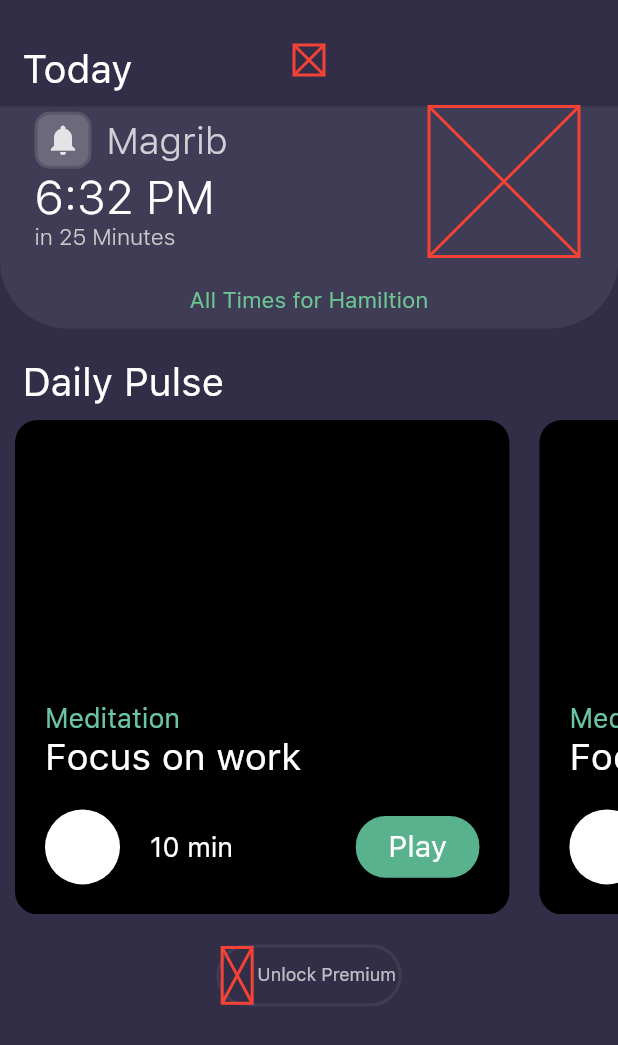
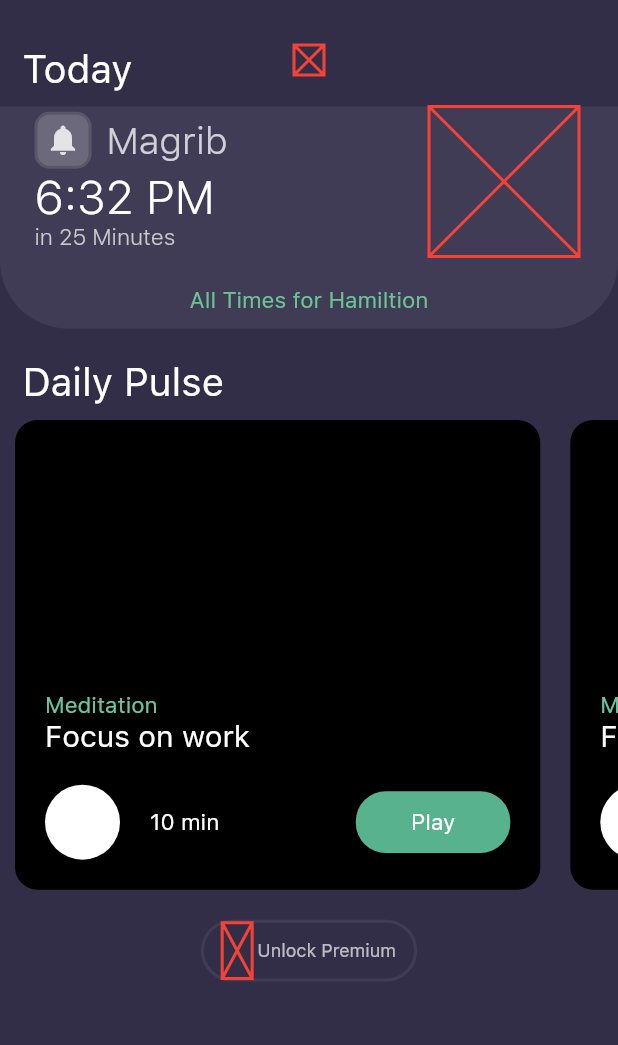
Before and after one commit to ramisadek/salmaApp_UI, a Flutter app: the screen it shows after launch, on a phone screen of 412 x 824 dp. Shown: the top 1045 px of the screen. Run offline on Flutter 3.47's test engine with Material 2 defaults, Android fonts, the phone set to English and light mode, and no system bars.

Commit message:
optimized for all devices

```diff
--- a/lib/Card/DailyPulse_card.dart
+++ b/lib/Card/DailyPulse_card.dart
@@ -3,25 +3,53 @@ import 'package:flutter/material.dart';
 class DailyPulseCard extends StatelessWidget {
   @override
   Widget build(BuildContext context) {
-    return LayoutBuilder(
-      builder: (context,con){
     return Container(
-          width: MediaQuery.of(context).size.width*0.8,
-          height: MediaQuery.of(context).size.height*0.4,
-          padding: EdgeInsets.only(left: 20,bottom: 20,right: 20),
+      width:
+      MediaQuery.of(context).size.width<600 && MediaQuery.of(context).orientation==Orientation.portrait ?
+                MediaQuery.of(context).size.width*0.85
+          : MediaQuery.of(context).size.width<1000 && MediaQuery.of(context).orientation==Orientation.landscape ?
+                MediaQuery.of(context).size.width*0.5
+          : MediaQuery.of(context).size.width>1000 && MediaQuery.of(context).orientation==Orientation.landscape ?
+                MediaQuery.of(context).size.width*0.3
+          : MediaQuery.of(context).size.width*0.7,
+      height:
+      MediaQuery.of(context).size.width<600 && MediaQuery.of(context).orientation==Orientation.portrait ?
+                MediaQuery.of(context).size.height*0.38
+          : MediaQuery.of(context).size.width<1000 && MediaQuery.of(context).orientation==Orientation.landscape ?
+                MediaQuery.of(context).size.height*0.5
+          : MediaQuery.of(context).size.width>1000 && MediaQuery.of(context).orientation==Orientation.landscape ?
+                MediaQuery.of(context).size.height*0.4
+          : MediaQuery.of(context).size.height*0.4,
+      padding: EdgeInsets.only(left: 20, bottom: 20, right: 20),
       margin: EdgeInsets.symmetric(horizontal: 10),
       decoration: BoxDecoration(
           color: Colors.black,
-              borderRadius: BorderRadius.all(Radius.circular(15))
-          ),
+          borderRadius: BorderRadius.all(Radius.circular(15))),
       child: Column(
         mainAxisAlignment: MainAxisAlignment.end,
         crossAxisAlignment: CrossAxisAlignment.start,
         children: <Widget>[
-              Padding(padding: EdgeInsets.only(top: MediaQuery.of(context).padding.top)),
-              Text("Meditation",style: Theme.of(context).textTheme.title.copyWith(fontSize: con.maxHeight >600 ? 18 : 12,color: Theme.of(context).hintColor,fontWeight: FontWeight.w500),textScaleFactor: 1,),
-              Text("Focus on work",style: Theme.of(context).textTheme.title.copyWith(fontWeight: FontWeight.w500,fontSize: con.maxHeight >600 ? 25 :  20),textScaleFactor: 1,),
-              Padding(padding: EdgeInsets.only(top: MediaQuery.of(context).padding.top+20)),
+          Padding(
+              padding:
+              EdgeInsets.only(top: MediaQuery.of(context).padding.top)),
+          Text(
+            "Meditation",
+            style: Theme.of(context).textTheme.title.copyWith(
+                fontSize: MediaQuery.of(context).size.height >1000 && MediaQuery.of(context).orientation==Orientation.portrait ? 20 : MediaQuery.of(context).size.height >800 && MediaQuery.of(context).orientation==Orientation.landscape ? 20 : 15,
+                color: Theme.of(context).hintColor,
+                fontWeight: FontWeight.w500),
+            textScaleFactor: 1,
+          ),
+          Text(
+            "Focus on work",
+            style: Theme.of(context).textTheme.title.copyWith(
+                fontWeight: FontWeight.w500,
+                fontSize: MediaQuery.of(context).size.height >1000 && MediaQuery.of(context).orientation==Orientation.portrait ? 25 : MediaQuery.of(context).size.height >800 && MediaQuery.of(context).orientation==Orientation.landscape ? 25 : 20),
+            textScaleFactor: 1,
+          ),
+          Padding(
+              padding: EdgeInsets.only(
+                  top: MediaQuery.of(context).padding.top + 20)),
           Row(
             mainAxisAlignment: MainAxisAlignment.spaceBetween,
             children: <Widget>[
@@ -29,36 +57,59 @@ class DailyPulseCard extends StatelessWidget {
                 children: <Widget>[
                   InkWell(
                     child: Container(
-          constraints: BoxConstraints(minHeight: 50,minWidth: 50),
-          width: MediaQuery.of(context).size.width*0.1,
-          height: MediaQuery.of(context).size.width*0.1,
+                      constraints:
+                      BoxConstraints(minHeight: 50, minWidth: 50,maxHeight: 60,maxWidth: 60),
+                      width: MediaQuery.of(context).size.width * 0.1,
+                      height: MediaQuery.of(context).size.width * 0.1,
                       decoration: BoxDecoration(
-              shape: BoxShape.circle,
-              color: Colors.white
-          ),
+                          shape: BoxShape.circle, color: Colors.white),
                     ),
                     //onTap: ()=> debugPrint("${con.maxWidth.toDouble()}"),
                   ),
                   Padding(padding: EdgeInsets.only(right: 20)),
-                      Text("10 min",style: Theme.of(context).textTheme.title.copyWith(fontSize: con.maxHeight >600 ? 18 :  12,fontWeight: FontWeight.w500),),
+                  Text(
+                    "10 min",
+                    style: Theme.of(context).textTheme.title.copyWith(
+                        fontSize: MediaQuery.of(context).size.height >1000 && MediaQuery.of(context).orientation==Orientation.portrait ? 20 : MediaQuery.of(context).size.height >800 && MediaQuery.of(context).orientation==Orientation.landscape ? 20 : 15,
+                        fontWeight: FontWeight.w500),
+                  ),
                 ],
               ),
-                  Container(
-                    width: MediaQuery.of(context).size.width*0.2,
-                    height: MediaQuery.of(context).size.height*0.05,
+              InkWell(
+                child: Container(
+                  width:
+                  MediaQuery.of(context).size.width<600 && MediaQuery.of(context).orientation==Orientation.portrait ?
+                  MediaQuery.of(context).size.width*0.25
+                      : MediaQuery.of(context).size.width<1000 && MediaQuery.of(context).orientation==Orientation.landscape ?
+                  MediaQuery.of(context).size.width*0.15
+                      : MediaQuery.of(context).size.width>1000 && MediaQuery.of(context).orientation==Orientation.landscape ?
+                  MediaQuery.of(context).size.width*0.13
+                      : MediaQuery.of(context).size.width*0.25,
+                  height:
+                  MediaQuery.of(context).size.width<600 && MediaQuery.of(context).orientation==Orientation.portrait ?
+                  MediaQuery.of(context).size.height*0.05
+                      : MediaQuery.of(context).size.width<1000 && MediaQuery.of(context).orientation==Orientation.landscape ?
+                  MediaQuery.of(context).size.height*0.1
+                      : MediaQuery.of(context).size.width>1000 && MediaQuery.of(context).orientation==Orientation.landscape ?
+                  MediaQuery.of(context).size.height*0.06
+                      : MediaQuery.of(context).size.height*0.05,
                   alignment: Alignment.center,
                   decoration: BoxDecoration(
                     borderRadius: BorderRadius.all(Radius.circular(20)),
                     color: Theme.of(context).cardColor,
                   ),
-                    child: Text("Play",style: Theme.of(context).textTheme.title.copyWith(fontWeight: FontWeight.w500,fontSize: con.maxHeight >600 ? 20 :  12),),
+                  child: Text(
+                    "Play",
+                    style: Theme.of(context).textTheme.title.copyWith(
+                        fontWeight: FontWeight.w500,
+                        fontSize: MediaQuery.of(context).size.height >1000 && MediaQuery.of(context).orientation==Orientation.portrait ? 20 : MediaQuery.of(context).size.height >800 && MediaQuery.of(context).orientation==Orientation.landscape ? 20 : 15),
                   ),
+                ),
+              )
             ],
           )
         ],
       ),
     );
-      },
-    );
   }
 }
--- a/lib/Card/prayTime_card.dart
+++ b/lib/Card/prayTime_card.dart
@@ -83,12 +83,12 @@ class PrayTimeCard extends StatelessWidget {
                         Padding(padding: EdgeInsets.only(right: MediaQuery.of(context).padding.right+10)),
                         Opacity(
                           opacity: 0.76,
-                          child: Text("Magrib",style: Theme.of(context).textTheme.title.copyWith(fontWeight: FontWeight.w300,fontSize: 25),textScaleFactor: 1,),
+                          child: Text("Magrib",style: Theme.of(context).textTheme.title.copyWith(fontWeight: FontWeight.w300,fontSize: MediaQuery.of(context).size.height >1000 && MediaQuery.of(context).orientation==Orientation.portrait ? 30 : MediaQuery.of(context).size.height >800 && MediaQuery.of(context).orientation==Orientation.landscape ? 30 : 25),textScaleFactor: 1,),
                         ),
                       ],
                     ),
-                    Text("6:32"+" PM",style: Theme.of(context).textTheme.title.copyWith(fontWeight: FontWeight.w300,fontSize: 31),textScaleFactor: 1,),
-                    Text("in "+"25"+" Minutes",style: TextStyle(fontWeight: FontWeight.w100,fontSize: 15,fontFamily: 'SFPro',color: Color(0xFFc9c9c9)),textScaleFactor: 1,),
+                    Text("6:32"+" PM",style: Theme.of(context).textTheme.title.copyWith(fontWeight: FontWeight.w300,fontSize: MediaQuery.of(context).size.height >1000 && MediaQuery.of(context).orientation==Orientation.portrait ? 36 : MediaQuery.of(context).size.height >800 && MediaQuery.of(context).orientation==Orientation.landscape ? 36 : 31),textScaleFactor: 1,),
+                    Text("in "+"25"+" Minutes",style: TextStyle(fontWeight: FontWeight.w100,fontSize: MediaQuery.of(context).size.height >1000 && MediaQuery.of(context).orientation==Orientation.portrait ? 20 : MediaQuery.of(context).size.height >800 && MediaQuery.of(context).orientation==Orientation.landscape ? 20 : 15,fontFamily: 'SFPro',color: Color(0xFFc9c9c9)),textScaleFactor: 1,),
                   ],
                 ),
                 Placeholder(
@@ -100,7 +100,7 @@ class PrayTimeCard extends StatelessWidget {
             ),
           ),
           Padding(padding: EdgeInsets.only(top: 20)),
-          Text("All Times for Hamiltion",style: Theme.of(context).textTheme.title.copyWith(fontWeight: FontWeight.w500,color: Theme.of(context).highlightColor,fontSize: 15),textScaleFactor: 1,)
+          Text("All Times for Hamiltion",style: Theme.of(context).textTheme.title.copyWith(fontWeight: FontWeight.w500,color: Theme.of(context).highlightColor,fontSize: MediaQuery.of(context).size.height >1000 && MediaQuery.of(context).orientation==Orientation.portrait ? 20 : MediaQuery.of(context).size.height >800 && MediaQuery.of(context).orientation==Orientation.landscape ? 20 : 15),textScaleFactor: 1,)
         ],
       ),
     );
--- a/lib/home_screen.dart
+++ b/lib/home_screen.dart
@@ -8,9 +8,7 @@ class HomeScreen extends StatelessWidget {
   Widget build(BuildContext context) {
     return Scaffold(
       backgroundColor: Theme.of(context).backgroundColor,
-      body: LayoutBuilder(
-        builder: (context,con){
-          return SingleChildScrollView(
+      body: SingleChildScrollView(
         child: Column(
           crossAxisAlignment: CrossAxisAlignment.start,
           mainAxisAlignment: MainAxisAlignment.start,
@@ -58,9 +56,24 @@ class HomeScreen extends StatelessWidget {
             ),
             Padding(padding: EdgeInsets.only(top: 20)),
             Center(
+                child: InkWell(
                   child: Container(
-                    width: con.maxHeight>600 ? MediaQuery.of(context).size.width*0.3 : MediaQuery.of(context).size.width*0.35,
-                    height: con.maxHeight>600 ? MediaQuery.of(context).size.height*0.05 :  MediaQuery.of(context).size.height*0.07,
+                    width:
+                    MediaQuery.of(context).size.width<600 && MediaQuery.of(context).orientation==Orientation.portrait ?
+                    MediaQuery.of(context).size.width*0.35
+                        : MediaQuery.of(context).size.width<1000 && MediaQuery.of(context).orientation==Orientation.landscape ?
+                    MediaQuery.of(context).size.width*0.2
+                        : MediaQuery.of(context).size.width>1000 && MediaQuery.of(context).orientation==Orientation.landscape ?
+                    MediaQuery.of(context).size.width*0.2
+                        : MediaQuery.of(context).size.width*0.25,
+                    height:
+                    MediaQuery.of(context).size.width<600 && MediaQuery.of(context).orientation==Orientation.portrait ?
+                    MediaQuery.of(context).size.height*0.05
+                        : MediaQuery.of(context).size.width<1000 && MediaQuery.of(context).orientation==Orientation.landscape ?
+                    MediaQuery.of(context).size.height*0.08
+                        : MediaQuery.of(context).size.width>1000 && MediaQuery.of(context).orientation==Orientation.landscape ?
+                    MediaQuery.of(context).size.height*0.06
+                        : MediaQuery.of(context).size.height*0.05,
                     alignment: Alignment.center,
                     decoration: BoxDecoration(
                         borderRadius: BorderRadius.all(Radius.circular(30)),
@@ -76,16 +89,16 @@ class HomeScreen extends StatelessWidget {
                         ),
                         Opacity(
                           opacity: 0.68,
-                          child: Text(" Unlock Premium",style: Theme.of(context).textTheme.title.copyWith(fontSize: con.maxWidth>600 ? 18 : 12,fontWeight: FontWeight.w500),),
+                          child: Text(" Unlock Premium",style: Theme.of(context).textTheme.title.copyWith(fontSize: MediaQuery.of(context).size.height >1000 && MediaQuery.of(context).orientation==Orientation.portrait ? 18 : MediaQuery.of(context).size.height >800 && MediaQuery.of(context).orientation==Orientation.landscape ? 18 : 12,fontWeight: FontWeight.w500),textScaleFactor: 1,),
                         ),
                       ],
                     ),
                   ),
+                  onTap:null,
+                )
             )
           ],
         ),
-          );
-        },
       )
     );
   }
--- a/lib/main.dart
+++ b/lib/main.dart
@@ -1,5 +1,5 @@
 import 'package:flutter/material.dart';
-import 'package:cloud_firestore/cloud_firestore.dart';
+
 import 'package:flutter_demo/salmaTheme.dart';
 
 import 'home_screen.dart';
--- a/pubspec.yaml
+++ b/pubspec.yaml
@@ -18,7 +18,6 @@ environment:
 
 dependencies:
 
-  cloud_firestore: ^0.12.7
 
   flutter:
     sdk: flutter
```
Also changed, not shown: pubspec.lock. Lines whose indentation alone changed are shown as unchanged.
